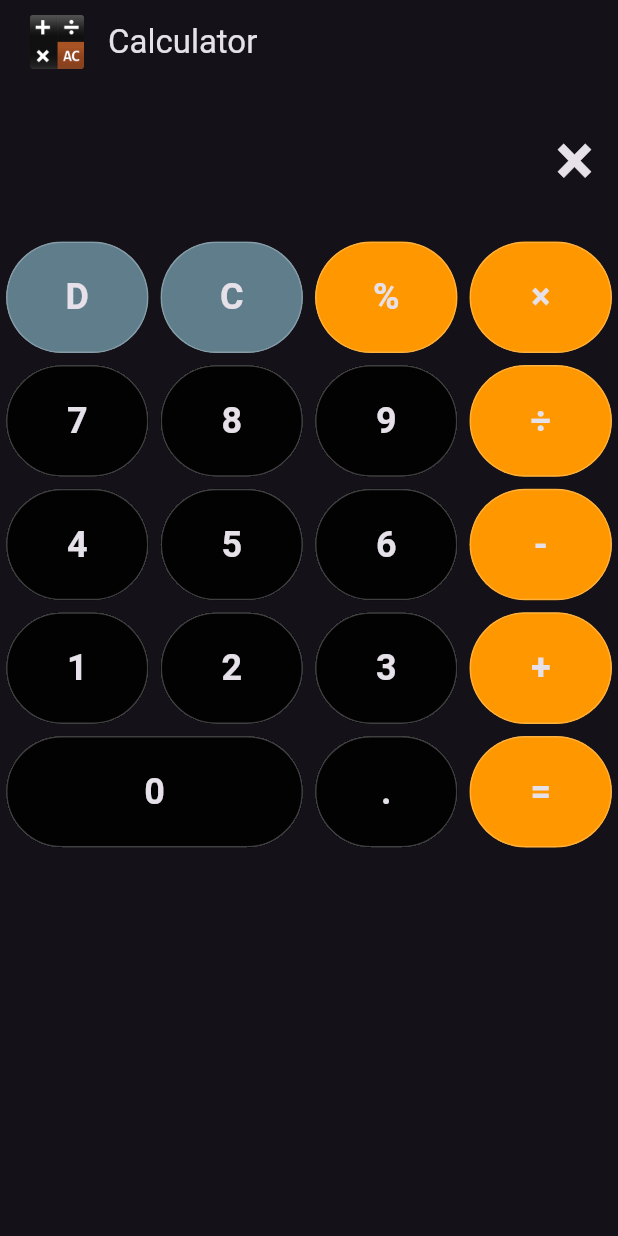
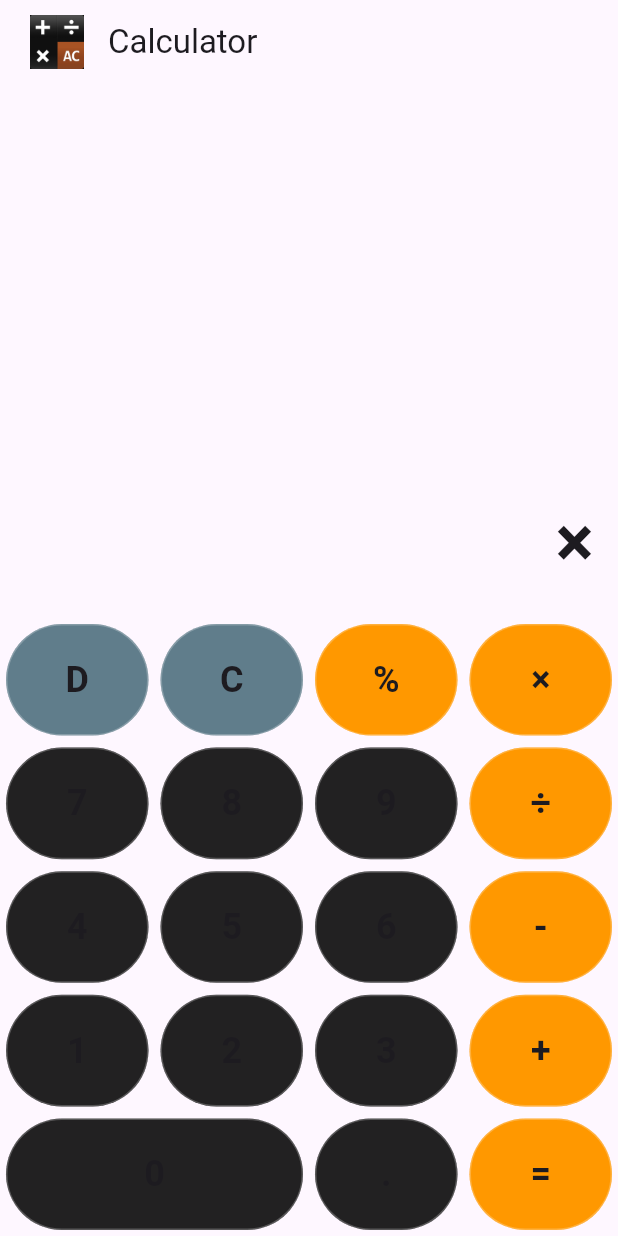
Before and after one commit to AhmedHelmy18/Calculator_App, a Flutter app: the screen it shows after launch, after a tap on an icon or button, on a phone screen of 412 x 824 dp. Run offline on Flutter 3.47's test engine with Material 3 defaults, Android fonts, the phone set to English and light mode, and no system bars; our stand-ins replace flutter_native_splash.

Commit message:
update the ui of the buttons

```diff
--- a/lib/main.dart
+++ b/lib/main.dart
@@ -11,13 +11,18 @@ void main() {
 }
 
 class Calculator extends StatelessWidget {
-   const Calculator({super.key});
+  const Calculator({super.key});
 
   @override
   Widget build(BuildContext context) {
     return MaterialApp(
       debugShowCheckedModeBanner: false,
-      theme: ThemeData.dark(),
+      theme: ThemeData(
+        brightness: Brightness.light,
+      ),
+      darkTheme: ThemeData(
+        brightness: Brightness.dark,
+      ),
       home: HomeScreen(),
     );
   }
--- a/lib/pages/home.dart
+++ b/lib/pages/home.dart
@@ -22,26 +22,18 @@ class _HomeScreenState extends State<HomeScreen> {
           padding: const EdgeInsets.only(left: 20.0),
           child: Image.asset('asset/playstore.png'),
         ),
-        title: Text('Calculator'),
+        title: const Text('Calculator'),
       ),
-      body: SafeArea(
-        bottom: false,
-        child: SingleChildScrollView(
-          child: ConstrainedBox(
-            constraints: BoxConstraints(
-              minHeight: MediaQuery.of(context)
-                  .size
-                  .height, // Provide a bounded height
-            ),
-            child: Column(
+      body: Column(
         children: [
-                // outputs
+          // Display Section (flexible to take available space)
           Expanded(
+            flex: 1,
+            child: Container(
+              alignment: Alignment.bottomRight,
+              padding: const EdgeInsets.all(16),
               child: SingleChildScrollView(
                 reverse: true,
-                    child: Container(
-                      alignment: Alignment.bottomRight,
-                      padding: EdgeInsets.all(16),
                 child: Text(
                   _getDisplayText(),
                   style: const TextStyle(
@@ -53,7 +45,7 @@ class _HomeScreenState extends State<HomeScreen> {
               ),
             ),
           ),
-                //buttons
+          // Buttons Section (fixed at the bottom)
           Wrap(
             children: Btn.buttonValues
                 .map(
@@ -66,11 +58,8 @@ class _HomeScreenState extends State<HomeScreen> {
                   ),
                 )
                 .toList(),
-                )
+          ),
         ],
-            ),
-          ),
-        ),
       ),
     );
   }
@@ -108,7 +97,6 @@ class _HomeScreenState extends State<HomeScreen> {
     return displayText.isEmpty ? '0' : displayText;
   }
 
-  // on tap numbers
   void onBtnTap(String value) {
     if (value == Btn.del) {
       delete();
@@ -132,7 +120,6 @@ class _HomeScreenState extends State<HomeScreen> {
     appendValue(value);
   }
 
-  // calculate the result
   void calculate() {
     if (number1.isEmpty) return;
     if (operand.isEmpty) return;
@@ -169,14 +156,11 @@ class _HomeScreenState extends State<HomeScreen> {
     number2 = "";
   }
 
-  // convert output to %
   void convertToPercentage() {
     if (number1.isNotEmpty && operand.isNotEmpty && number2.isNotEmpty) {
-      // calculate before conversion
       calculate();
     }
     if (operand.isNotEmpty) {
-      // cannot be converted
       return;
     }
     final number = double.parse(number1);
@@ -187,18 +171,14 @@ class _HomeScreenState extends State<HomeScreen> {
     });
   }
 
-  // clears All Outputs
   void clearAll() {
-    setState(
-      () {
+    setState(() {
       number1 = "";
       operand = "";
       number2 = "";
-      },
-    );
+    });
   }
 
-  // delete one from the end
   void delete() {
     if (number2.isNotEmpty) {
       number2 = number2.substring(0, number2.length - 1);
@@ -210,45 +190,30 @@ class _HomeScreenState extends State<HomeScreen> {
     setState(() {});
   }
 
-  // append values to the end
   void appendValue(String value) {
-    // if is operand and not "."
     if (value != Btn.dot && int.tryParse(value) == null) {
-      // operand pressed
       if (operand.isNotEmpty && number2.isNotEmpty) {
-        // calculate the equation before assigning new operand
         calculate();
       }
       operand = value;
-    }
-    // assign value to number1 variable
-    else if (number1.isEmpty || operand.isEmpty) {
-      // check if value is "." | ex: number1 = "1.2"
+    } else if (number1.isEmpty || operand.isEmpty) {
       if (value == Btn.dot && number1.contains(Btn.dot)) return;
       if (value == Btn.dot && (number1.isEmpty || number1 == Btn.n0)) {
-        // ex: number1 = "" | "0"
         value = '0.';
       }
       number1 += value;
-    }
-    // assign value to number2 variable
-    else if (number2.isEmpty || operand.isNotEmpty) {
-      // check if value is "." | ex: number2 = "1.2"
+    } else if (number2.isEmpty || operand.isNotEmpty) {
       if (value == Btn.dot && number2.contains(Btn.dot)) return;
       if (value == Btn.dot && (number2.isEmpty || number2 == Btn.n0)) {
-        // ex: number2 = "" | "0"
         value = '0.';
       }
       number2 += value;
     }
 
-    setState(
-      () {},
-    );
+    setState(() {});
   }
 
-  // colors
-  Color getBtnColor(value) {
+  Color getBtnColor(String value) {
     return [Btn.del, Btn.clr].contains(value)
         ? Colors.blueGrey
         : [
```
Lines whose indentation alone changed are shown as unchanged.
